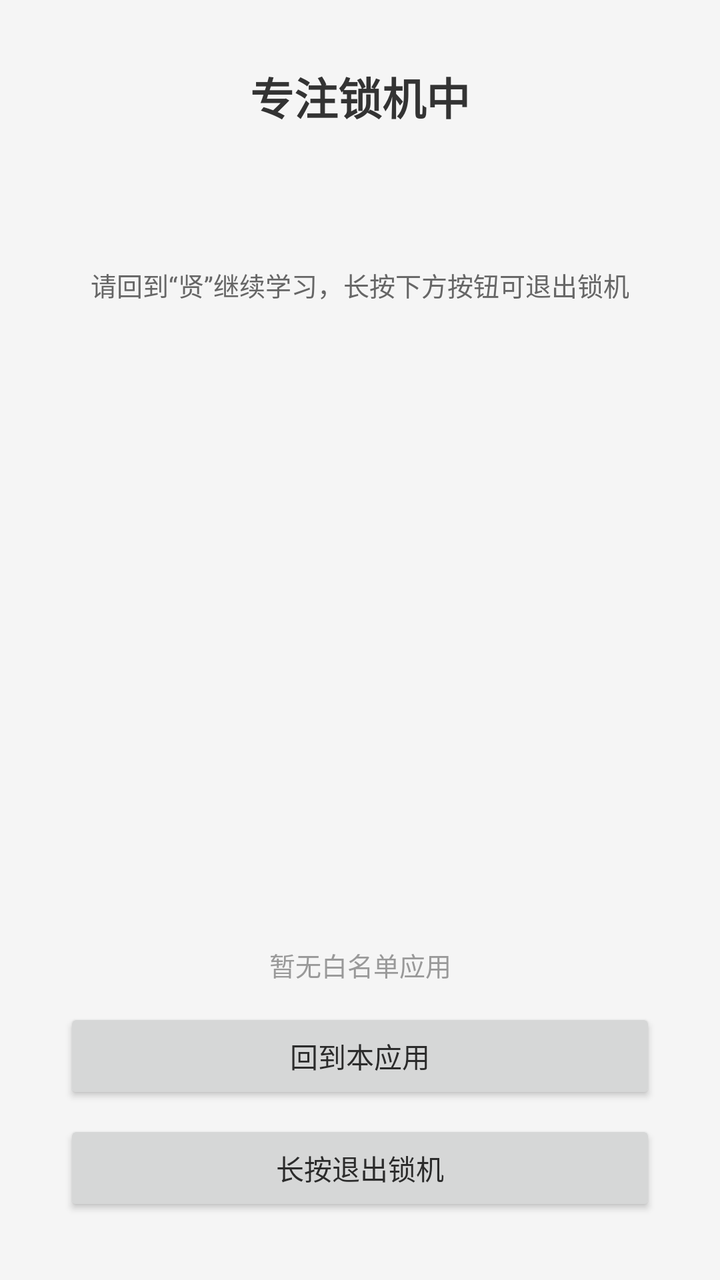
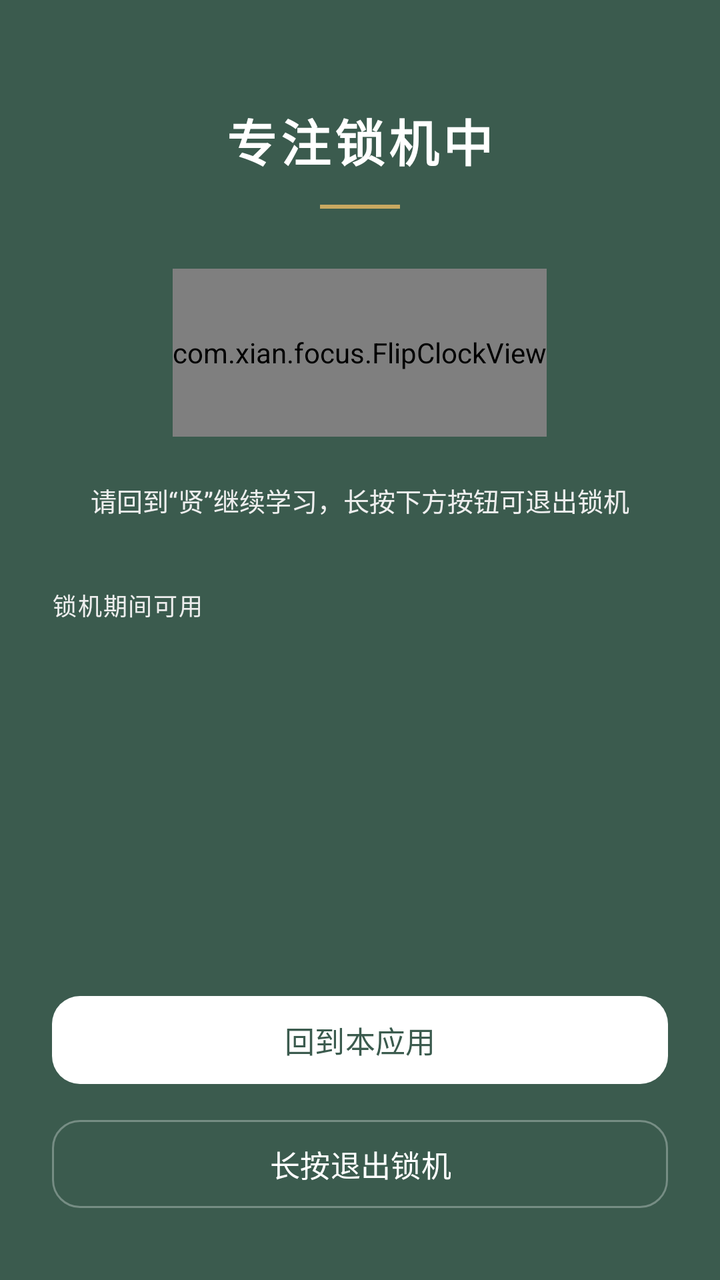

An Android layout rendered at two revisions. The XML below is the earlier revision; the diff shows what the commit changed to produce the second picture.
<!-- AndroidManifest.xml: application theme Theme.PomodoroFocus -->
<!-- res/layout/overlay_lock_machine.xml -->
<?xml version="1.0" encoding="utf-8"?>
<LinearLayout xmlns:android="http://schemas.android.com/apk/res/android"
    android:layout_width="match_parent"
    android:layout_height="match_parent"
    android:background="@color/pale_grey"
    android:gravity="center"
    android:orientation="vertical"
    android:padding="32dp">

    <TextView
        android:layout_width="wrap_content"
        android:layout_height="wrap_content"
        android:text="@string/lock_overlay_title"
        android:textColor="@color/text_primary"
        android:textSize="22sp"
        android:textStyle="bold" />

    <TextView
        android:id="@+id/remainingText"
        android:layout_width="wrap_content"
        android:layout_height="wrap_content"
        android:layout_marginTop="12dp"
        android:textColor="@color/warning_orange"
        android:textSize="36sp"
        android:textStyle="bold" />

    <TextView
        android:layout_width="wrap_content"
        android:layout_height="wrap_content"
        android:layout_marginTop="8dp"
        android:text="@string/lock_overlay_subtitle"
        android:textColor="@color/text_secondary"
        android:textSize="13sp" />

    <ScrollView
        android:layout_width="match_parent"
        android:layout_height="0dp"
        android:layout_marginTop="16dp"
        android:layout_weight="1">

        <LinearLayout
            android:id="@+id/whitelistContainer"
            android:layout_width="match_parent"
            android:layout_height="wrap_content"
            android:orientation="vertical" />
    </ScrollView>

    <TextView
        android:id="@+id/emptyWhitelistText"
        android:layout_width="match_parent"
        android:layout_height="wrap_content"
        android:layout_marginTop="8dp"
        android:gravity="center"
        android:text="@string/no_whitelist_apps"
        android:textColor="@color/text_tertiary"
        android:textSize="13sp" />

    <Button
        android:id="@+id/backToAppButton"
        android:layout_width="match_parent"
        android:layout_height="wrap_content"
        android:layout_marginTop="12dp"
        android:text="@string/back_to_app" />

    <Button
        android:id="@+id/exitLockButton"
        android:layout_width="match_parent"
        android:layout_height="wrap_content"
        android:layout_marginTop="8dp"
        android:text="@string/long_press_exit" />
</LinearLayout>
<!-- resources referenced by this layout -->
<resources>
  <color name="pale_grey">#F5F5F5</color>
  <color name="text_primary">#333333</color>
  <color name="text_secondary">#666666</color>
  <color name="text_tertiary">#999999</color>
  <color name="warning_orange">#D84315</color>
  <string name="back_to_app">回到本应用</string>
  <string name="lock_overlay_subtitle">请回到“贤”继续学习，长按下方按钮可退出锁机</string>
  <string name="lock_overlay_title">专注锁机中</string>
  <string name="long_press_exit">长按退出锁机</string>
  <string name="no_whitelist_apps">暂无白名单应用</string>
  <style name="Theme.PomodoroFocus" parent="Theme.Xian.Qinglv" />
  <color name="theme_qinglv_primary">#3B5B4E</color>
  <color name="theme_qinglv_primary_variant">#2A4238</color>
  <color name="theme_qinglv_primary_content">#3B5B4E</color>
  <color name="theme_qinglv_accent">#C9A961</color>
  <color name="theme_qinglv_surface">#F5EFE0</color>
  <color name="on_primary">#FFFFFF</color>
  <style name="Widget.Xian.Button" parent="Widget.Material3.Button">
          <item name="cornerRadius">14dp</item>
          <item name="backgroundTint">?attr/colorBrandSurface</item>
          <item name="rippleColor">@color/ripple</item>
          <item name="android:textColor">@color/on_primary</item>
          <item name="android:textSize">15sp</item>
          <item name="android:paddingVertical">11dp</item>
          <item name="elevation">0dp</item>
          <item name="android:stateListAnimator">@null</item>
      </style>
  <style name="Widget.Xian.EditText" parent="Widget.AppCompat.EditText">
          <item name="android:background">@drawable/bg_edittext</item>
          <item name="android:padding">12dp</item>
          <item name="android:textColor">@color/ink_text</item>
          <item name="android:textSize">15sp</item>
      </style>
  <style name="Theme.Xian.MaterialAlertDialog" parent="ThemeOverlay.Material3.MaterialAlertDialog">
          <item name="shapeAppearanceMediumComponent">@style/ShapeAppearance.Xian.Medium</item>
          <item name="android:windowAnimationStyle">@style/Animation.Xian.Dialog</item>
          <item name="buttonBarPositiveButtonStyle">@style/Widget.Xian.Button</item>
          <item name="buttonBarNegativeButtonStyle">@style/Widget.Xian.Button.Text</item>
      </style>
  <color name="divider">#E0D6C2</color>
  <!-- drawable bg_edittext (drawable) -->
  <?xml version="1.0" encoding="utf-8"?>
  <selector xmlns:android="http://schemas.android.com/apk/res/android">
      <item android:state_focused="true">
          <shape android:shape="rectangle">
              <corners android:radius="10dp" />
              <solid android:color="@color/card_background" />
              <stroke android:width="2dp" android:color="?attr/colorBrandContent" />
          </shape>
      </item>
      <item>
          <shape android:shape="rectangle">
              <corners android:radius="10dp" />
              <solid android:color="@color/card_background" />
              <stroke android:width="1dp" android:color="@color/nav_divider" />
          </shape>
      </item>
  </selector>
  <color name="ink_text">#2B2B2B</color>
  <style name="ShapeAppearance.Xian.Medium" parent="ShapeAppearance.Material3.Corner.ExtraLarge">
          <item name="cornerSize">18dp</item>
      </style>
  <style name="Animation.Xian.Dialog" parent="@android:style/Animation.Dialog">
          <item name="android:windowEnterAnimation">@anim/dialog_enter</item>
          <item name="android:windowExitAnimation">@anim/dialog_exit</item>
      </style>
  <style name="Widget.Xian.Button.Text" parent="Widget.Material3.Button.TextButton">
          <item name="cornerRadius">14dp</item>
          <item name="android:textColor">?attr/colorBrandContent</item>
          <item name="android:textSize">15sp</item>
      </style>
  <color name="card_background">#FFFFFF</color>
  <color name="nav_divider">#D8CDB8</color>
  <!-- unchanged entries left out for length: 2 -->
</resources>

<!-- the commit's change to res/layout/overlay_lock_machine.xml (unified diff, before → after) -->
@@ -1,42 +1,62 @@
 <?xml version="1.0" encoding="utf-8"?>
 <LinearLayout xmlns:android="http://schemas.android.com/apk/res/android"
+    xmlns:app="http://schemas.android.com/apk/res-auto"
     android:layout_width="match_parent"
     android:layout_height="match_parent"
-    android:background="@color/pale_grey"
-    android:gravity="center"
+    android:background="?attr/colorBrandSurface"
+    android:gravity="center_horizontal"
     android:orientation="vertical"
-    android:padding="32dp">
+    android:paddingHorizontal="26dp"
+    android:paddingTop="52dp"
+    android:paddingBottom="32dp">
 
     <TextView
         android:layout_width="wrap_content"
         android:layout_height="wrap_content"
+        android:letterSpacing="0.08"
         android:text="@string/lock_overlay_title"
-        android:textColor="@color/text_primary"
-        android:textSize="22sp"
+        android:textColor="@color/on_primary"
+        android:textSize="25sp"
         android:textStyle="bold" />
 
-    <TextView
+    <View
+        android:layout_width="40dp"
+        android:layout_height="2dp"
+        android:layout_marginTop="14dp"
+        android:background="?attr/colorBrandAccent" />
+
+    <com.xian.focus.FlipClockView
         android:id="@+id/remainingText"
         android:layout_width="wrap_content"
-        android:layout_height="wrap_content"
-        android:layout_marginTop="12dp"
-        android:textColor="@color/warning_orange"
-        android:textSize="36sp"
-        android:textStyle="bold" />
+        android:layout_height="84dp"
+        android:layout_marginTop="30dp" />
 
     <TextView
-        android:layout_width="wrap_content"
+        android:layout_width="match_parent"
         android:layout_height="wrap_content"
-        android:layout_marginTop="8dp"
+        android:layout_marginTop="22dp"
+        android:gravity="center"
+        android:lineSpacingExtra="4dp"
         android:text="@string/lock_overlay_subtitle"
-        android:textColor="@color/text_secondary"
+        android:textColor="@color/on_primary_dim"
         android:textSize="13sp" />
 
+    <TextView
+        android:layout_width="match_parent"
+        android:layout_height="wrap_content"
+        android:layout_marginTop="34dp"
+        android:letterSpacing="0.05"
+        android:text="@string/lock_overlay_whitelist_title"
+        android:textColor="@color/on_primary_dim"
+        android:textSize="12sp" />
+
     <ScrollView
+        android:id="@+id/whitelistScroll"
         android:layout_width="match_parent"
         android:layout_height="0dp"
-        android:layout_marginTop="16dp"
-        android:layout_weight="1">
+        android:layout_marginTop="10dp"
+        android:layout_weight="1"
+        android:scrollbars="none">
 
         <LinearLayout
             android:id="@+id/whitelistContainer"
@@ -48,24 +68,34 @@
     <TextView
         android:id="@+id/emptyWhitelistText"
         android:layout_width="match_parent"
-        android:layout_height="wrap_content"
-        android:layout_marginTop="8dp"
+        android:layout_height="0dp"
+        android:layout_weight="1"
         android:gravity="center"
         android:text="@string/no_whitelist_apps"
-        android:textColor="@color/text_tertiary"
-        android:textSize="13sp" />
+        android:textColor="@color/on_primary_dim"
+        android:textSize="13sp"
+        android:visibility="gone" />
 
-    <Button
+    
+    <com.google.android.material.button.MaterialButton
         android:id="@+id/backToAppButton"
         android:layout_width="match_parent"
         android:layout_height="wrap_content"
-        android:layout_marginTop="12dp"
-        android:text="@string/back_to_app" />
+        android:layout_marginTop="18dp"
+        android:text="@string/back_to_app"
+        android:textColor="?attr/colorBrandSurface"
+        app:backgroundTint="@color/on_primary" />
 
-    <Button
+    <com.google.android.material.button.MaterialButton
         android:id="@+id/exitLockButton"
+        style="@style/Widget.Material3.Button.OutlinedButton"
         android:layout_width="match_parent"
         android:layout_height="wrap_content"
-        android:layout_marginTop="8dp"
-        android:text="@string/long_press_exit" />
+        android:layout_marginTop="10dp"
+        android:text="@string/long_press_exit"
+        android:textColor="@color/on_primary"
+        app:backgroundTint="@android:color/transparent"
+        app:cornerRadius="14dp"
+        app:strokeColor="@color/overlay_outline"
+        app:strokeWidth="1dp" />
 </LinearLayout>
<!-- resource entries referenced after the edit -->
@@ -1,13 +1,9 @@
 <!-- resources referenced by this layout -->
 <resources>
-  <color name="pale_grey">#F5F5F5</color>
-  <color name="text_primary">#333333</color>
-  <color name="text_secondary">#666666</color>
-  <color name="text_tertiary">#999999</color>
-  <color name="warning_orange">#D84315</color>
   <string name="back_to_app">回到本应用</string>
   <string name="lock_overlay_subtitle">请回到“贤”继续学习，长按下方按钮可退出锁机</string>
   <string name="lock_overlay_title">专注锁机中</string>
+  <string name="lock_overlay_whitelist_title">锁机期间可用</string>
   <string name="long_press_exit">长按退出锁机</string>
   <string name="no_whitelist_apps">暂无白名单应用</string>
   <style name="Theme.PomodoroFocus" parent="Theme.Xian.Qinglv" />
@@ -17,6 +13,8 @@
   <color name="theme_qinglv_accent">#C9A961</color>
   <color name="theme_qinglv_surface">#F5EFE0</color>
   <color name="on_primary">#FFFFFF</color>
+  <color name="on_primary_dim">#EEEEEE</color>
+  <color name="overlay_outline">#4DFFFFFF</color>
   <style name="Widget.Xian.Button" parent="Widget.Material3.Button">
           <item name="cornerRadius">14dp</item>
           <item name="backgroundTint">?attr/colorBrandSurface</item>
